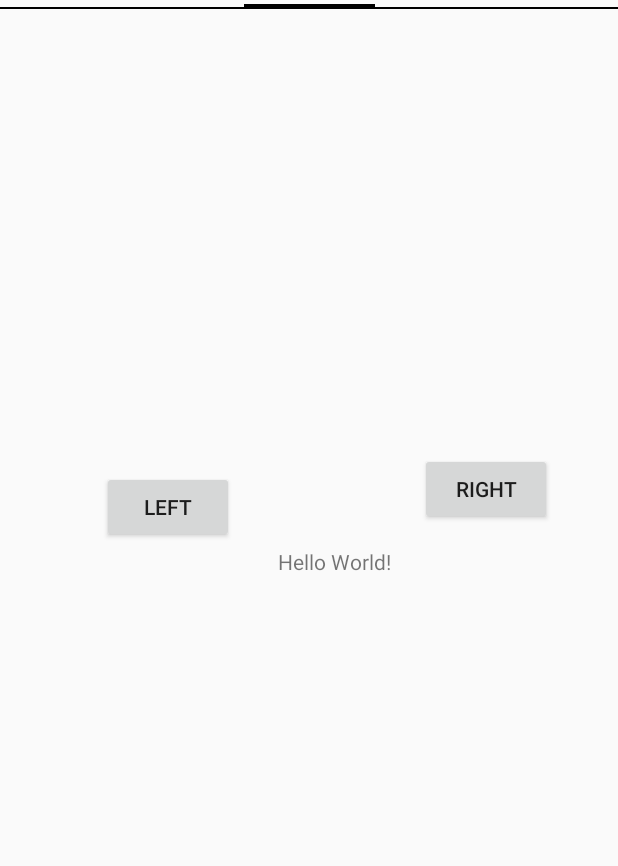
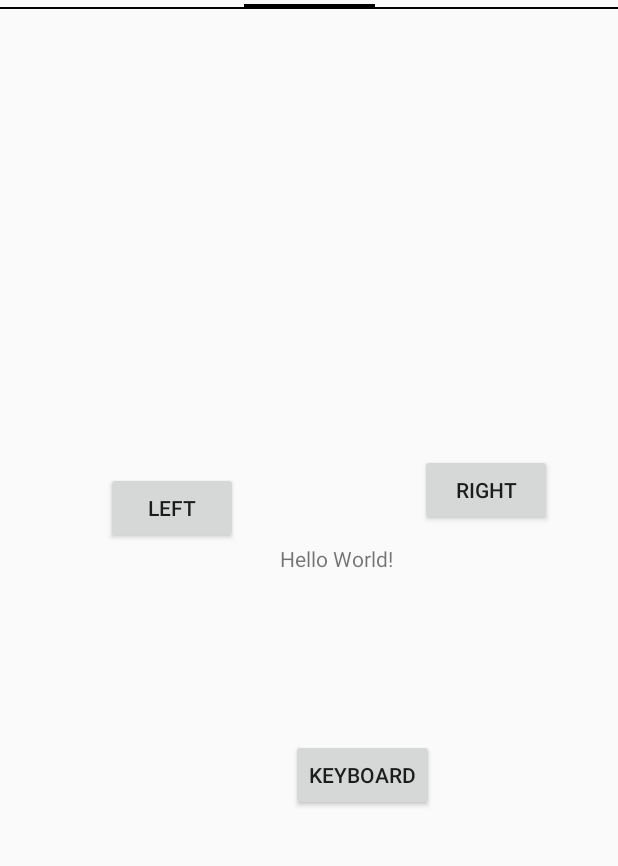
Before and after one commit to senputra/VoiceClicker, an Android app: the screen it shows after launch (MainActivity), after a tap on "CLICKER", on a phone screen of 412 x 824 dp, the part 123-989 px from its top. Run offline under Robolectric (Android 15) with nearby library versions, the phone set to English and light mode, and no system bars.

Commit message:
Added custom view for keyboard input

```diff
--- a/app/build.gradle
+++ b/app/build.gradle
@@ -36,4 +36,6 @@ dependencies {
     testImplementation 'junit:junit:4.12'
     androidTestImplementation 'com.android.support.test:runner:1.0.2'
     androidTestImplementation 'com.android.support.test.espresso:espresso-core:3.0.2'
+    implementation 'com.android.support:design:28.0.0'
+    implementation 'org.jetbrains:annotations-java5:15.0'
 }
--- a/app/src/main/java/com/doodee/voiceclicker/FragmentClicker.java
+++ b/app/src/main/java/com/doodee/voiceclicker/FragmentClicker.java
@@ -1,20 +1,38 @@
 package com.doodee.voiceclicker;
 
+import android.annotation.SuppressLint;
+import android.content.Context;
+import android.inputmethodservice.InputMethodService;
 import android.os.Bundle;
 import android.support.annotation.NonNull;
 import android.support.v4.app.Fragment;
+import android.text.Editable;
+import android.text.method.KeyListener;
+import android.view.KeyEvent;
 import android.view.LayoutInflater;
 import android.view.View;
 import android.view.ViewGroup;
+import android.view.inputmethod.InputMethodManager;
+import android.widget.Button;
+import android.widget.EditText;
+
+import com.doodee.voiceclicker.KeyEventFeatures.CustomKeyboardCaptureView;
+
+import java.util.Objects;
 
 public class FragmentClicker extends Fragment {
-    public String title;
+    CustomKeyboardCaptureView ckcView;
 
-    public static FragmentClicker newInstance(String title) {
+    int MOUSE = 1;
+    int KEYBOARD = 2;
+    int KEYBOARD_CHAR = 3;
+
+    private JavaTransmission mJavaTransmission;
+    private String TRANSMISSION_KEY = "transmissionObj";
+
+    public static FragmentClicker newInstance(Bundle bundle) {
         FragmentClicker fragmentClicker = new FragmentClicker();
-        Bundle args = new Bundle();
-        args.putString("argsTitle", title);
-        fragmentClicker.setArguments(args);
+        fragmentClicker.setArguments(bundle);
         return fragmentClicker;
     }
 
@@ -22,16 +40,84 @@ public class FragmentClicker extends Fragment {
     @Override
     public void onCreate(Bundle savedInstanceState) {
         super.onCreate(savedInstanceState);
-        title = getArguments() != null ? getArguments().getString("argsTitle") : "empty";
+        mJavaTransmission = getArguments() != null ? (JavaTransmission) getArguments().getSerializable(TRANSMISSION_KEY) : null;
+        if (mJavaTransmission == null) {
+            DooLog.e("mJavaTransmission not transferred");
+        }
+
     }
 
     // Inflate the view for the fragment based on layout XML
     @Override
-    public View onCreateView(@NonNull LayoutInflater inflater, ViewGroup container,
-                             Bundle savedInstanceState) {
-        View view = inflater.inflate(R.layout.tab_clicker, container, false);
+    public View onCreateView(@NonNull final LayoutInflater inflater, final ViewGroup container,
+                             final Bundle savedInstanceState) {
+        final View view = inflater.inflate(R.layout.tab_clicker, container, false);
+        Button btnKey = view.findViewById(R.id.btn_key);
+        final EditText et = view.findViewById(R.id.editText);
+        et.setKeyListener(new KeyListener() {
+            @Override
+            public int getInputType() {
+                return 0;
+            }
+
+            @Override
+            public boolean onKeyDown(View view, Editable text, int keyCode, KeyEvent event) {
+                DooLog.d(keyCode + " " + event.getDisplayLabel());
+                sendControl(KEYBOARD_CHAR, event.getDisplayLabel());
+                return false;
+            }
+
+            @Override
+            public boolean onKeyUp(View view, Editable text, int keyCode, KeyEvent event) {
+
+                return false;
+            }
+
+            /**
+             * This function will be called if an emoticon key is pressed.
+             * The length of the character is 2 bytes, unlike usual char (1 byte)
+             *
+             * @param view
+             * @param text
+             * @param event
+             * @return
+             */
+            @Override
+            public boolean onKeyOther(View view, Editable text, KeyEvent event) {
+                DooLog.d("asdsadsad" + " " + event.getCharacters().length());
+                return false;
+            }
+
+            @Override
+            public void clearMetaKeyState(View view, Editable content, int states) {
+
+            }
+        });
+
+        ckcView = view.findViewById(R.id.keyListener);
+
+        btnKey.setOnClickListener(new View.OnClickListener() {
+            @Override
+            public void onClick(View v) {
+                showKeyboard();
+            }
+        });
         return view;
     }
 
+    private void showKeyboard() {
+        ckcView.requestFocus();
+        InputMethodManager imm = (InputMethodManager) Objects.requireNonNull(getContext()).getSystemService(Context.INPUT_METHOD_SERVICE);
+        imm.toggleSoftInputFromWindow(ckcView.getWindowToken(), 0, 0);
 
+        @SuppressLint("ServiceCast") InputMethodService ims = (InputMethodService) getContext().getSystemService(Context.INPUT_METHOD_SERVICE);
+
+
+    }
+
+    private void sendControl(int type, int data) {
+        byte[] buffer = new byte[]{(byte) type, (byte) (data)};
+        mJavaTransmission.send(buffer);
+        DooLog.d("onClick: send Control successful");
+    }
 }
--- a/app/src/main/java/com/doodee/voiceclicker/FragmentConnection.java
+++ b/app/src/main/java/com/doodee/voiceclicker/FragmentConnection.java
@@ -6,15 +6,16 @@ import android.support.v4.app.Fragment;
 import android.view.LayoutInflater;
 import android.view.View;
 import android.view.ViewGroup;
+import android.widget.Button;
+import android.widget.EditText;
 
 public class FragmentConnection extends Fragment {
-    public String title;
+    private JavaTransmission mJavaTransmission;
+    private String TRANSMISSION_KEY = "transmissionObj";
 
-    public static FragmentConnection newInstance(String title) {
+    public static FragmentConnection newInstance(Bundle bundle) {
         FragmentConnection fragmentConnection = new FragmentConnection();
-        Bundle args = new Bundle();
-        args.putString("argsTitle", title);
-        fragmentConnection.setArguments(args);
+        fragmentConnection.setArguments(bundle);
         return fragmentConnection;
     }
 
@@ -22,14 +23,30 @@ public class FragmentConnection extends Fragment {
     @Override
     public void onCreate(Bundle savedInstanceState) {
         super.onCreate(savedInstanceState);
-        title = getArguments() != null ? getArguments().getString("argsTitle") : "empty";
+        mJavaTransmission = getArguments() != null ? (JavaTransmission) getArguments().getSerializable(TRANSMISSION_KEY) : null;
+        if (mJavaTransmission == null) {
+            DooLog.e("mJavaTransmission not transferred");
+        }
     }
 
     // Inflate the view for the fragment based on layout XML
     @Override
     public View onCreateView(@NonNull LayoutInflater inflater, ViewGroup container,
                              Bundle savedInstanceState) {
+
+
         View view = inflater.inflate(R.layout.tab_connection, container, false);
+        Button btnConnect = (Button) view.findViewById(R.id.btnConnect);
+        final EditText etIPAddrs = (EditText) view.findViewById(R.id.etIPAddrs);
+        btnConnect.setOnClickListener(new View.OnClickListener() {
+            @Override
+            public void onClick(View v) {
+                if (mJavaTransmission.getStatus() == JavaTransmission.NOT_READY) {
+                    mJavaTransmission.connect(etIPAddrs.getText().toString(), 5009);
+                }
+                ;
+            }
+        });
         return view;
     }
 }
--- /dev/null
+++ b/app/src/main/java/com/doodee/voiceclicker/KeyEventFeatures/CustomKeyboardCaptureView.java
@@ -0,0 +1,81 @@
+package com.doodee.voiceclicker.KeyEventFeatures;
+
+import android.content.Context;
+import android.util.AttributeSet;
+import android.util.SparseIntArray;
+import android.view.KeyEvent;
+import android.view.View;
+import android.view.inputmethod.EditorInfo;
+import android.view.inputmethod.InputConnection;
+
+import com.doodee.voiceclicker.DooLog;
+
+public class CustomKeyboardCaptureView extends View {
+
+    public static final SparseIntArray SpecialKeysMap = new SparseIntArray();
+
+    static {
+        int i = 0;
+        SpecialKeysMap.put(KeyEvent.KEYCODE_DEL, ++i);              // 1
+        SpecialKeysMap.put(KeyEvent.KEYCODE_TAB, ++i);              // 2
+        SpecialKeysMap.put(KeyEvent.KEYCODE_ENTER, 12);
+        ++i;        // 3 is not used, return is 12 instead
+        SpecialKeysMap.put(KeyEvent.KEYCODE_DPAD_LEFT, ++i);        // 4
+        SpecialKeysMap.put(KeyEvent.KEYCODE_DPAD_UP, ++i);          // 5
+        SpecialKeysMap.put(KeyEvent.KEYCODE_DPAD_RIGHT, ++i);       // 6
+        SpecialKeysMap.put(KeyEvent.KEYCODE_DPAD_DOWN, ++i);        // 7
+        SpecialKeysMap.put(KeyEvent.KEYCODE_PAGE_UP, ++i);          // 8
+        SpecialKeysMap.put(KeyEvent.KEYCODE_PAGE_DOWN, ++i);        // 9
+        SpecialKeysMap.put(KeyEvent.KEYCODE_MOVE_HOME, ++i);    // 10
+        SpecialKeysMap.put(KeyEvent.KEYCODE_MOVE_END, ++i);     // 11
+        SpecialKeysMap.put(KeyEvent.KEYCODE_NUMPAD_ENTER, ++i); // 12
+        SpecialKeysMap.put(KeyEvent.KEYCODE_FORWARD_DEL, ++i);  // 13
+        SpecialKeysMap.put(KeyEvent.KEYCODE_ESCAPE, ++i);       // 14
+        SpecialKeysMap.put(KeyEvent.KEYCODE_SYSRQ, ++i);        // 15
+        SpecialKeysMap.put(KeyEvent.KEYCODE_SCROLL_LOCK, ++i);  // 16
+        ++i;           // 17
+        ++i;           // 18
+        ++i;           // 19
+        ++i;           // 20
+        SpecialKeysMap.put(KeyEvent.KEYCODE_F1, ++i);           // 21
+        SpecialKeysMap.put(KeyEvent.KEYCODE_F2, ++i);           // 22
+        SpecialKeysMap.put(KeyEvent.KEYCODE_F3, ++i);           // 23
+        SpecialKeysMap.put(KeyEvent.KEYCODE_F4, ++i);           // 24
+        SpecialKeysMap.put(KeyEvent.KEYCODE_F5, ++i);           // 25
+        SpecialKeysMap.put(KeyEvent.KEYCODE_F6, ++i);           // 26
+        SpecialKeysMap.put(KeyEvent.KEYCODE_F7, ++i);           // 27
+        SpecialKeysMap.put(KeyEvent.KEYCODE_F8, ++i);           // 28
+        SpecialKeysMap.put(KeyEvent.KEYCODE_F9, ++i);           // 29
+        SpecialKeysMap.put(KeyEvent.KEYCODE_F10, ++i);          // 30
+        SpecialKeysMap.put(KeyEvent.KEYCODE_F11, ++i);          // 31
+        SpecialKeysMap.put(KeyEvent.KEYCODE_F12, ++i);          // 21
+    }
+
+    public CustomKeyboardCaptureView(Context context, AttributeSet attrs) {
+        super(context, attrs);
+
+        setFocusable(true);
+        setFocusableInTouchMode(true);
+    }
+
+    @Override
+    public InputConnection onCreateInputConnection(EditorInfo outAttrs) {
+        outAttrs.imeOptions = EditorInfo.IME_FLAG_NO_FULLSCREEN;
+        return new KeyInputConnection(this, true);
+    }
+
+    @Override
+    public boolean onCheckIsTextEditor() {
+        return true;
+    }
+
+    @Override
+    public boolean onKeyUp(int keyCode, KeyEvent event) {
+        DooLog.d("On key up :" + event.getKeyCode());
+        return true;
+    }
+
+    public void sendChars(CharSequence c) {
+        DooLog.d("Custom Keyboard Capture :" + c);
+    }
+}
--- a/app/src/main/java/com/doodee/voiceclicker/MainActivity.java
+++ b/app/src/main/java/com/doodee/voiceclicker/MainActivity.java
@@ -20,7 +20,7 @@ public class MainActivity extends AppCompatActivity {
     TextView tv;
     Button btn;
     Button btnTransmit;
-    Server mServer;
+    JavaTransmission mJavaTransmission;
     EditText etIPAddrs;
 
 
@@ -31,10 +31,11 @@ public class MainActivity extends AppCompatActivity {
     protected void onCreate(Bundle savedInstanceState) {
         super.onCreate(savedInstanceState);
         setContentView(R.layout.activity_main);
-
-        mSectionsPagerAdapter = new SectionsPagerAdapter(getSupportFragmentManager());
+        mJavaTransmission = new JavaTransmission();
+        mSectionsPagerAdapter = new SectionsPagerAdapter(getSupportFragmentManager(), mJavaTransmission);
         mViewPager = (CustomViewPager) findViewById(R.id.customViewPager);
         mViewPager.setAdapter(mSectionsPagerAdapter);
+
 
         ////////////////////////////////////////////////////////////////////////////
 //        etIPAddrs = findViewById(R.id.etIPAddrs);
@@ -78,21 +79,21 @@ public class MainActivity extends AppCompatActivity {
 
 //    boolean sendControl(int type, int data) {
 //        byte[] buffer = new byte[]{(byte) type, (byte) (data)};
-//        if (mServer == null) {
+//        if (mJavaTransmission == null) {
 //            setupServer(etIPAddrs.getText().toString(), 5009);
 //            return false;
 //        } else {
-//            mServer.send(buffer);
+//            mJavaTransmission.send(buffer);
 //            DooLog.d(TAG, "onClick: send Control successful");
 //        }
 //        return true;
 //    }
 //
-//    void setupServer(String ipAddress, int port) {
-//        if (mServer == null) {
-//            mServer = new Server(ipAddress, port);
-//        }
-//    }
+void setupServer(String ipAddress, int port) {
+    if (mJavaTransmission == null) {
+        mJavaTransmission = new JavaTransmission(ipAddress, port);
+    }
+}
 //
 //    void toggleEngine() {
 //        if (isEngineStarted) {
--- a/app/src/main/java/com/doodee/voiceclicker/SectionsPagerAdapter.java
+++ b/app/src/main/java/com/doodee/voiceclicker/SectionsPagerAdapter.java
@@ -1,14 +1,22 @@
 package com.doodee.voiceclicker;
 
+import android.os.Bundle;
 import android.support.v4.app.Fragment;
 import android.support.v4.app.FragmentManager;
 import android.support.v4.app.FragmentPagerAdapter;
 
+import java.io.Serializable;
+import java.util.Objects;
+
 
 public class SectionsPagerAdapter extends FragmentPagerAdapter {
 
-    public SectionsPagerAdapter(FragmentManager fm) {
+    public JavaTransmission mJavaTransmission = null;
+    private String TRANSMISSION_KEY = "transmissionObj";
+
+    public SectionsPagerAdapter(FragmentManager fm, JavaTransmission mJavaTransmission) {
         super(fm);
+        this.mJavaTransmission = mJavaTransmission;
     }
 
     /**
@@ -17,16 +25,20 @@ public class SectionsPagerAdapter extends FragmentPagerAdapter {
      */
     @Override
     public Fragment getItem(int position) {
+        Bundle bundle = new Bundle();
         switch (position) {
             case 0:
                 DooLog.d("case 0");
-                return FragmentConnection.newInstance(getPageTitle(position).toString());
+                bundle.putSerializable(TRANSMISSION_KEY, (Serializable) this.mJavaTransmission);
+                return FragmentConnection.newInstance(bundle);
             case 1:
                 DooLog.d("case 1");
-                return FragmentClicker.newInstance(getPageTitle(position).toString());
+                bundle.putSerializable(TRANSMISSION_KEY, (Serializable) this.mJavaTransmission);
+                return FragmentClicker.newInstance(bundle);
             case 2:
                 DooLog.d("case 2");
-                return FragmentMic.newInstance(getPageTitle(position).toString());
+                bundle.putSerializable(TRANSMISSION_KEY, (Serializable) this.mJavaTransmission);
+                return FragmentMic.newInstance(Objects.requireNonNull(getPageTitle(position)).toString());
             default:
                 return null;
         }
--- a/app/src/main/res/layout/tab_clicker.xml
+++ b/app/src/main/res/layout/tab_clicker.xml
@@ -1,6 +1,7 @@
 <?xml version="1.0" encoding="utf-8"?>
 <android.support.constraint.ConstraintLayout xmlns:android="http://schemas.android.com/apk/res/android"
     xmlns:app="http://schemas.android.com/apk/res-auto"
+    xmlns:tools="http://schemas.android.com/tools"
     android:layout_width="match_parent"
     android:layout_height="match_parent">
 
@@ -8,32 +9,65 @@
         android:id="@+id/btnRight2"
         android:layout_width="wrap_content"
         android:layout_height="wrap_content"
-        android:layout_marginTop="296dp"
+        android:layout_marginTop="52dp"
         android:layout_marginEnd="44dp"
         android:text="Right"
         app:layout_constraintEnd_toEndOf="parent"
-        app:layout_constraintTop_toTopOf="parent" />
+        app:layout_constraintTop_toBottomOf="@+id/editText" />
 
     <TextView
         android:id="@+id/sample_text2"
         android:layout_width="wrap_content"
         android:layout_height="wrap_content"
+        android:layout_marginTop="12dp"
+        android:layout_marginEnd="18dp"
         android:text="Hello World!"
-        app:layout_constraintBottom_toBottomOf="parent"
-        app:layout_constraintEnd_toEndOf="parent"
-        app:layout_constraintHorizontal_bias="0.55"
-        app:layout_constraintStart_toStartOf="parent"
-        app:layout_constraintTop_toTopOf="parent" />
+        app:layout_constraintEnd_toStartOf="@+id/btnRight2"
+        app:layout_constraintTop_toBottomOf="@+id/btnRight2" />
 
     <Button
         android:id="@+id/btnLeft2"
         android:layout_width="wrap_content"
         android:layout_height="wrap_content"
-        android:layout_marginStart="68dp"
-        android:layout_marginTop="308dp"
+        android:layout_marginEnd="28dp"
         android:text="left"
+        app:layout_constraintBottom_toTopOf="@+id/sample_text2"
+        app:layout_constraintEnd_toStartOf="@+id/sample_text2" />
+
+    <Button
+        android:id="@+id/btn_key"
+        android:layout_width="wrap_content"
+        android:layout_height="wrap_content"
+        android:layout_marginStart="124dp"
+        android:layout_marginEnd="124dp"
+        android:layout_marginBottom="201dp"
+        android:text="Keyboard"
+        app:layout_constraintBottom_toBottomOf="parent"
+        app:layout_constraintEnd_toEndOf="parent"
+        app:layout_constraintStart_toStartOf="@+id/btnLeft2" />
+
+    <EditText
+        android:id="@+id/editText"
+        android:layout_width="0dp"
+        android:layout_height="wrap_content"
+        android:layout_marginStart="33dp"
+        android:layout_marginTop="199dp"
+        android:layout_marginEnd="33dp"
+        android:ems="10"
+        android:inputType="text"
+        android:text="InputFrom Keyboard"
+        android:textAlignment="center"
+        android:visibility="invisible"
+        app:layout_constraintEnd_toEndOf="parent"
         app:layout_constraintStart_toStartOf="parent"
         app:layout_constraintTop_toTopOf="parent" />
 
+    <view
+        android:id="@+id/keyListener"
+        class="com.doodee.voiceclicker.KeyEventFeatures.CustomKeyboardCaptureView"
+        android:layout_width="wrap_content"
+        android:layout_height="wrap_content"
+        tools:ignore="MissingConstraints" />
+
 
 </android.support.constraint.ConstraintLayout>
--- a/build.gradle
+++ b/build.gradle
@@ -7,7 +7,7 @@ buildscript {
         jcenter()
     }
     dependencies {
-        classpath 'com.android.tools.build:gradle:3.3.0'
+        classpath 'com.android.tools.build:gradle:3.3.1'
 
 
         // NOTE: Do not place your application dependencies here; they belong
```
Also changed, not shown: app/src/main/java/com/doodee/voiceclicker/JavaTransmission.java (added, +118 -0 lines), app/src/main/java/com/doodee/voiceclicker/KeyEventFeatures/KeyInputConnection.java (added, +21 -0 lines), app/src/main/java/com/doodee/voiceclicker/Server.java (deleted, +0 -55 lines), app/src/main/res/layout/tab_connection.xml (+13 -5 lines).
